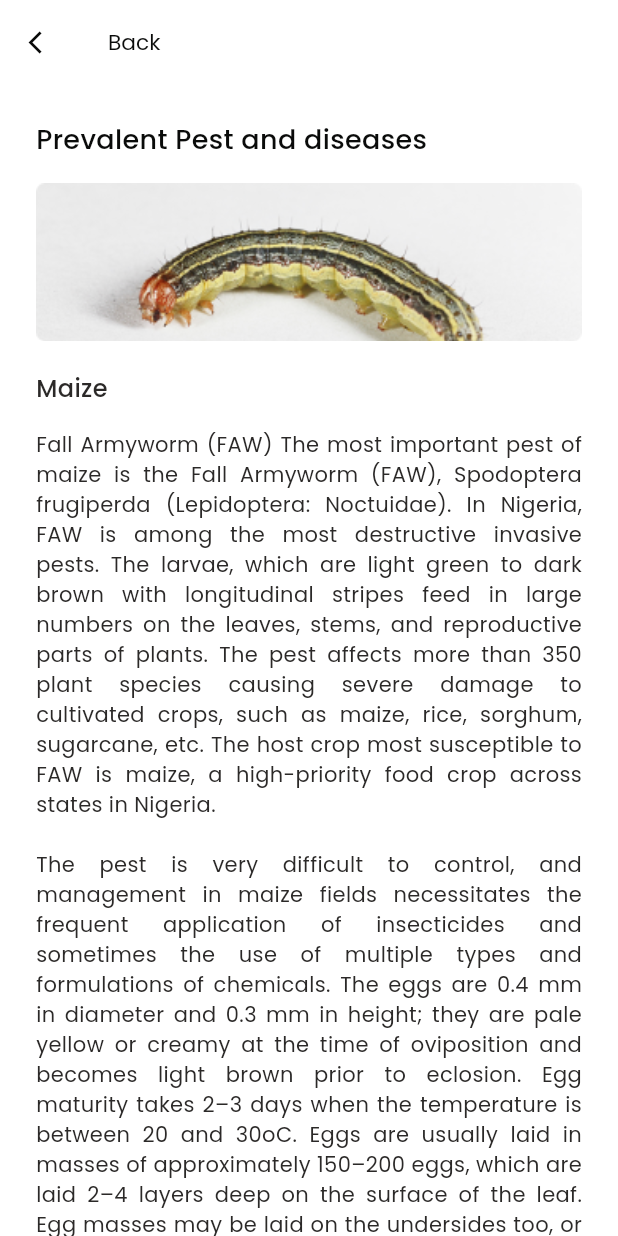
After one commit to enoch-aik/dewsclim, a Flutter app: the PrevalentPestsScreen screen opened directly, on a phone screen of 412 x 824 dp. The commit adds this screen. Run offline on Flutter 3.47's test engine with Material 3 defaults, Android fonts, the light colour scheme and no system bars; our stand-ins replace auto_route, firebase_core, flutter_hooks, flutter_svg, hooks_riverpod, lottie and 2 more; accounts and stored records are empty.

Commit message:
- Added UI for crop requirements

```diff
--- /dev/null
+++ b/lib/features/home/presentation/ui/screens/crop_requirements/prevailing_pests.dart
@@ -0,0 +1,101 @@
+import 'package:dewsclim/lib.dart';
+import 'package:dewsclim/src/res/assets/images/images.dart';
+import 'package:dewsclim/src/res/colors/colors.dart';
+import 'package:dewsclim/src/res/styles/styles.dart';
+import 'package:dewsclim/src/widgets/widgets.dart';
+
+@RoutePage(name: 'prevalentPests')
+class PrevalentPestsScreen extends StatelessWidget {
+  const PrevalentPestsScreen({super.key});
+
+  @override
+  Widget build(BuildContext context) {
+    return Scaffold(
+      appBar: AppBar(
+        title: Text(
+          'Back',
+          style: AppStyles.bodyTextStyle.copyWith(
+              color: AppColors.baseBlack,
+              fontSize: 14.5,
+              fontWeight: FontWeight.w400),
+        ),
+        leading: IconButton(
+          icon: const Icon(
+            Icons.arrow_back_ios,
+            weight: 0.5,
+            size: 18,
+          ),
+          color: AppColors.baseBlack,
+          highlightColor: Colors.transparent,
+          onPressed: () {
+            AppNavigator.of(context).pop();
+          },
+        ),
+        centerTitle: false,
+      ),
+      body: SingleChildScrollView(
+        padding: const EdgeInsets.symmetric(horizontal: 24.0),
+        child: Column(
+          crossAxisAlignment: CrossAxisAlignment.start,
+          children: [
+            const ColSpacing(24),
+            Text(
+              'Prevalent Pest and diseases',
+              style: AppStyles.bodyTextStyle.copyWith(
+                fontSize: 18,
+                color: AppColors.baseBlack,
+                fontWeight: FontWeight.w500,
+              ),
+            ),
+            Padding(
+              padding: const EdgeInsets.only(top: 16, bottom: 20),
+              child: Image.asset(
+                bugImg,
+                width: double.maxFinite,
+                fit: BoxFit.fitWidth,
+              ),
+            ),
+            Text(
+              'Maize',
+              style: AppStyles.bodyTextStyle.copyWith(
+                fontSize: 16,
+                color: AppColors.neutral900,
+                fontWeight: FontWeight.w500,
+              ),
+            ),
+            const ColSpacing(16),
+            Text(
+              'Fall Armyworm (FAW) The most important pest of maize is the '
+                  'Fall Armyworm (FAW), Spodoptera frugiperda (Lepidoptera:'
+                  ' Noctuidae). In Nigeria, FAW is among the most destructive'
+                  ' invasive pests. The larvae, which are light green to dark'
+                  ' brown with longitudinal stripes feed in large numbers on '
+                  'the leaves, stems, and reproductive parts of plants. The'
+                  ' pest affects more than 350 plant species causing severe '
+                  'damage to cultivated crops, such as maize, rice, sorghum,'
+                  ' sugarcane, etc. The host crop most susceptible to FAW is'
+                  ' maize, a high-priority food crop across states in Nigeria.'
+                  '\n\nThe pest is very difficult to control, and management '
+                  'in maize fields necessitates the frequent application of '
+                  'insecticides and sometimes the use of multiple types and '
+                  'formulations of chemicals. The eggs are 0.4 mm in diameter'
+                  ' and 0.3 mm in height; they are pale yellow or creamy at '
+                  'the time of oviposition and becomes light brown prior to '
+                  'eclosion. Egg maturity takes 2–3 days when the temperature'
+                  ' is between 20 and 30oC. Eggs are usually laid in masses '
+                  'of approximately 150–200 eggs, which are laid 2–4 layers'
+                  ' deep on the surface of the leaf. Egg masses may be laid '
+                  'on the undersides too, or on top of the leaves.',
+              textAlign: TextAlign.justify,
+              style: AppStyles.bodyTextStyle.copyWith(
+                fontSize: 14,
+                color: AppColors.neutral900,
+                fontWeight: FontWeight.w400,
+              ),
+            ),
+          ],
+        ),
+      ),
+    );
+  }
+}
--- a/lib/features/home/presentation/ui/screens/home.dart
+++ b/lib/features/home/presentation/ui/screens/home.dart
@@ -96,7 +96,7 @@ class HomeScreen extends StatelessWidget {
                 summaryText:
                     "Dorem ipsum dolor sit amet, consectetur adipiscing elit. Nunc vulputate libero et velit interdum, ac aliquet odio mattis. Class aptent taciti sociosqu ad litora torquent per conubia nostra, per inceptos himenaeos...."),
             ColSpacing(16),
-            CropRequirement(),
+            CropRequirementWidget(),
             ColSpacing(40),
           ],
         ),
--- a/lib/src/res/assets/images/images.dart
+++ b/lib/src/res/assets/images/images.dart
@@ -9,6 +9,8 @@ String soilTemperatureImg = '$_homeDir/soil_temperature.png';
 String temperatureImg = '$_homeDir/temperature.png';
 String aboutUsImg = '$_homeDir/about_us.png';
 String contactUsImg = '$_homeDir/contact_us.png';
+String maizeImg = '$_homeDir/maize.png';
+String bugImg = '$_homeDir/bug.png';
 
 ///ONBOARDING
 String onboarding1 = '$_onboardingDir/slide_1.png';
```
Also changed, not shown: lib/features/home/presentation/ui/screens/crop_requirements/crop_requirements.dart (added, +156 -0 lines), lib/features/home/presentation/ui/widgets/crop_widget.dart (+10 -1 lines), assets/images/home/maize.png (added).
